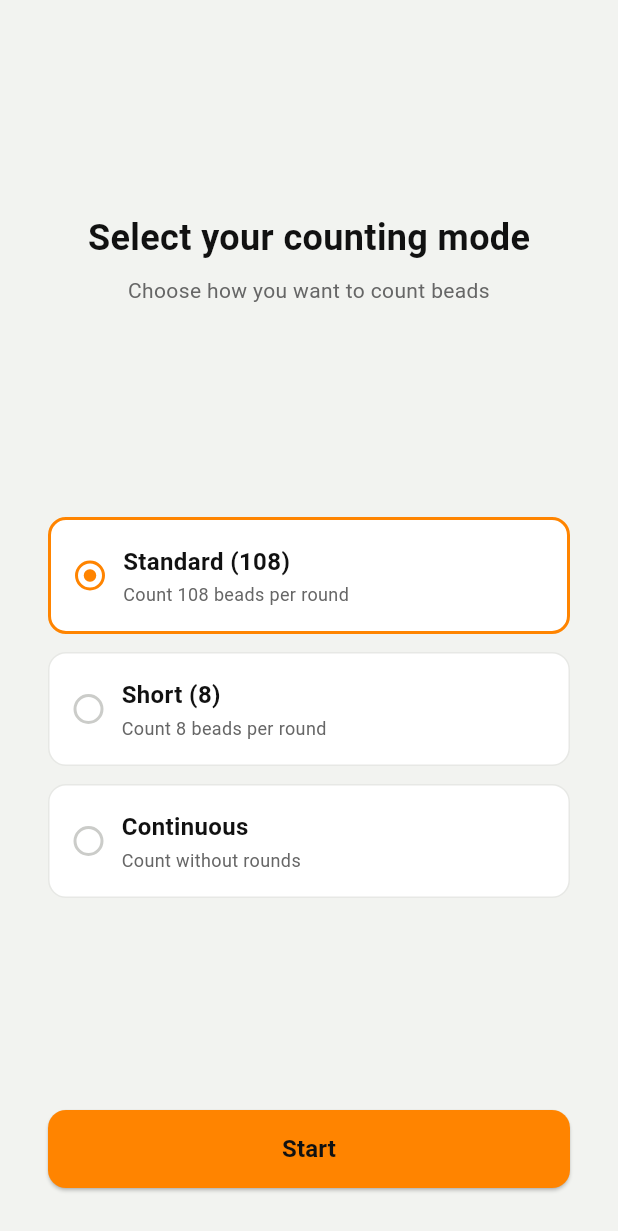
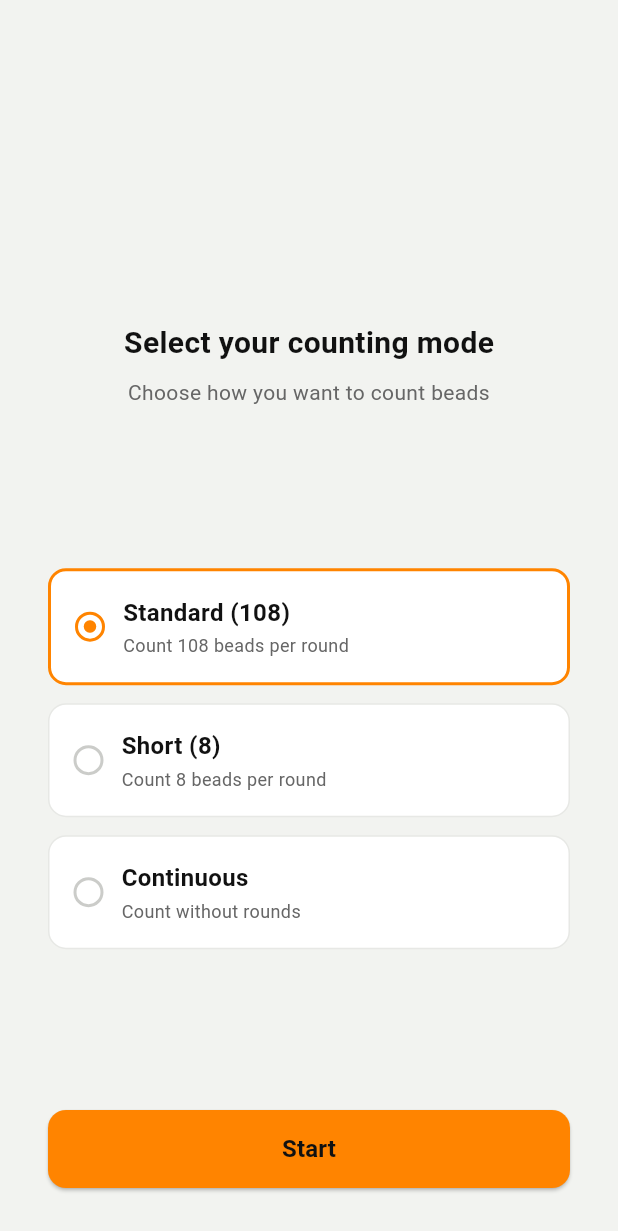
Before and after one commit to aungkyawphyoe/meditation, a Flutter app: the screen it shows after launch, swiped to page 2, on a phone screen of 412 x 824 dp. Shown: the top 1231 px of the screen. Run offline on Flutter 3.47's test engine with Material 3 defaults, Android fonts, the phone set to English and light mode, and no system bars; our stand-ins replace drift, drift_flutter, flutter_local_notifications, flutter_riverpod, shared_preferences, timezone; accounts and stored records are empty; generated files the repository leaves out were written again; Roboto replaces fonts that are missing (Geist).

```diff
--- a/lib/features/onboarding/presentation/screens/onboarding_screen.dart
+++ b/lib/features/onboarding/presentation/screens/onboarding_screen.dart
@@ -169,12 +169,12 @@ class _OnboardingScreenState extends ConsumerState<OnboardingScreen> {
         padding: const EdgeInsets.symmetric(horizontal: 32),
         child: Column(
           children: [
-            const Spacer(flex: 2),
+            const Spacer(flex: 4),
             Text(
               AppLocalizations.of(context)!.selectMode,
               style: const TextStyle(
                 fontFamily: 'Geist',
-                fontSize: 24,
+                fontSize: 20,
                 fontWeight: FontWeight.w700,
                 color: Color(0xFF111111),
               ),
```
Also changed, not shown: pubspec.lock, 1 other file.
